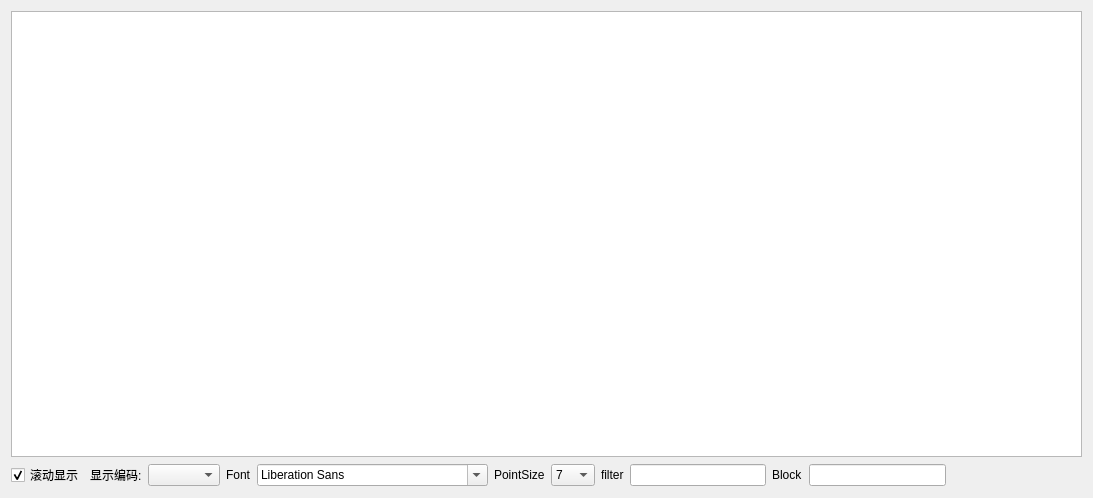
Before: the Qt Designer form mainwindow.ui in stormloading/tail, drawn with Qt 5.
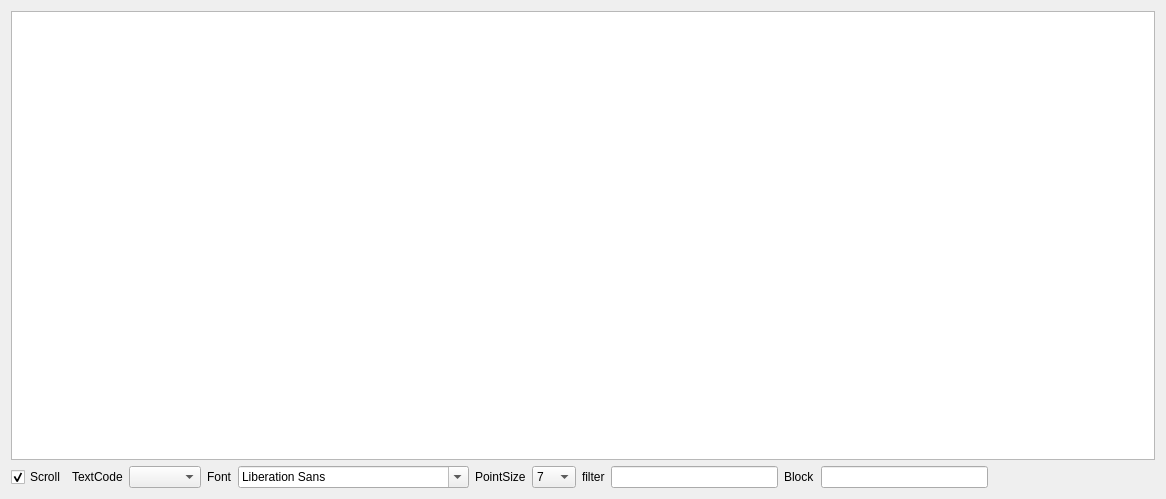
After: the same form once the commit is applied.

Commit message: multi thread read file

```diff
--- a/mainwindow.ui
+++ b/mainwindow.ui
@@ -6,8 +6,8 @@
    <rect>
     <x>0</x>
     <y>0</y>
-    <width>1093</width>
-    <height>498</height>
+    <width>1166</width>
+    <height>499</height>
    </rect>
   </property>
   <property name="windowTitle">
@@ -25,7 +25,7 @@
         <item>
          <widget class="QCheckBox" name="ckBox_Scroll">
           <property name="text">
-           <string>滚动显示</string>
+           <string>Scroll</string>
           </property>
           <property name="checked">
            <bool>true</bool>
@@ -35,7 +35,7 @@
         <item>
          <widget class="QLabel" name="label">
           <property name="text">
-           <string>显示编码:</string>
+           <string>TextCode</string>
           </property>
          </widget>
         </item>
```
Left out of the diff: 6 changed lines with no effect on the pictures. The commit also changes 2 other files.
